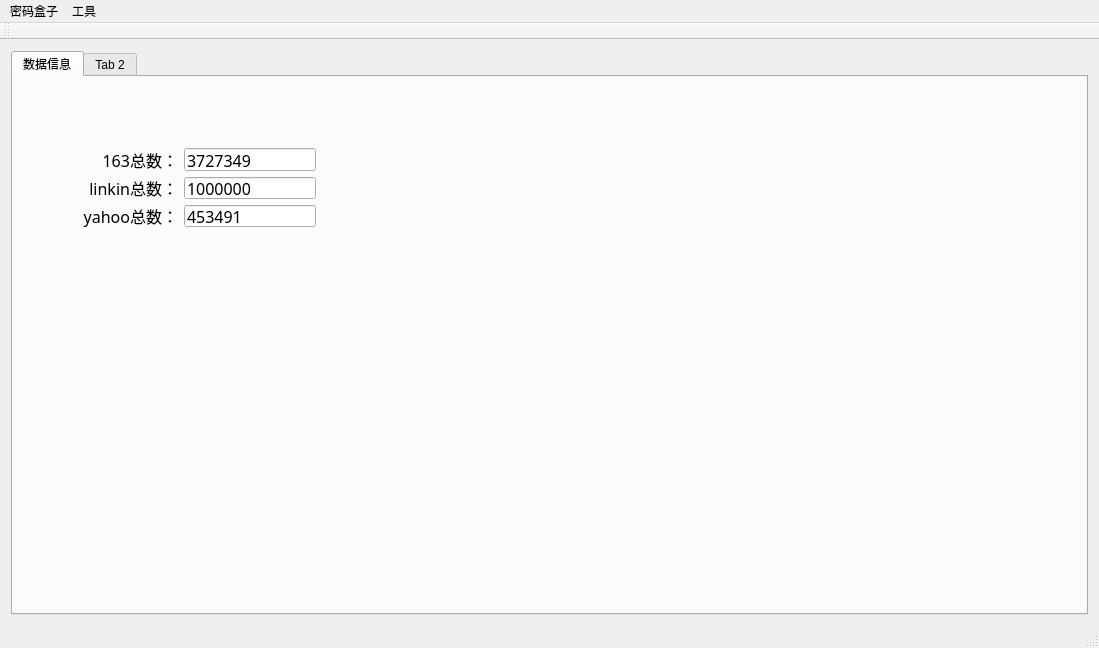
Old version of the form mainwindow.ui in the repository ekkohao/UCAS-PWDBOX.
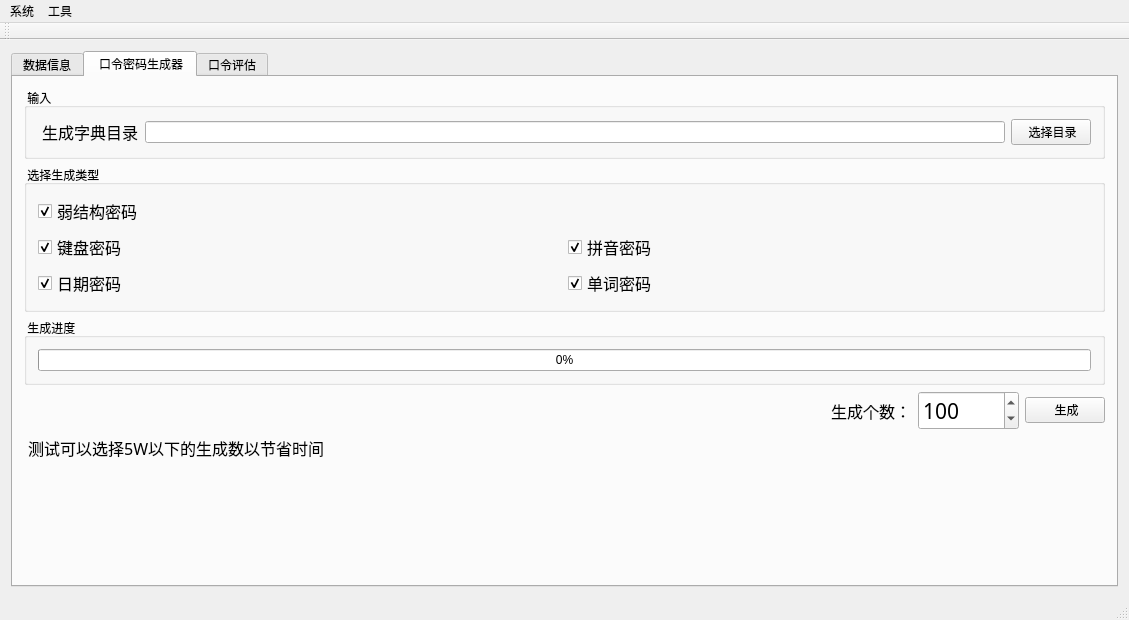
New version of the form. The open tabs and pages were chosen to show the change. Icons and pictures are not drawn.

Patch:
```diff
--- a/mainwindow.ui
+++ b/mainwindow.ui
@@ -6,15 +6,15 @@
    <rect>
     <x>0</x>
     <y>0</y>
-    <width>1099</width>
-    <height>648</height>
+    <width>1129</width>
+    <height>620</height>
    </rect>
   </property>
   <property name="windowTitle">
    <string> 密码盒子</string>
   </property>
   <widget class="QWidget" name="centralWidget">
-   <layout class="QHBoxLayout" name="horizontalLayout">
+   <layout class="QVBoxLayout" name="verticalLayout_4">
     <item>
      <widget class="QTabWidget" name="answerProcess">
       <property name="currentIndex">
@@ -30,23 +30,18 @@
        <attribute name="title">
         <string>数据信息</string>
        </attribute>
-       <widget class="QWidget" name="">
-        <property name="geometry">
-         <rect>
-          <x>50</x>
-          <y>60</y>
-          <width>264</width>
-          <height>101</height>
-         </rect>
-        </property>
-        <layout class="QVBoxLayout" name="verticalLayout">
+       <layout class="QVBoxLayout" name="verticalLayout_8">
+        <item>
+         <layout class="QHBoxLayout" name="horizontalLayout_7" stretch="0,1">
+          <item>
+           <layout class="QVBoxLayout" name="verticalLayout_7">
          <item>
           <layout class="QHBoxLayout" name="horizontalLayout_2">
            <item>
             <widget class="QLabel" name="label">
              <property name="minimumSize">
               <size>
-               <width>104</width>
+                  <width>125</width>
                <height>0</height>
               </size>
              </property>
@@ -95,7 +90,7 @@
             <widget class="QLabel" name="label_2">
              <property name="minimumSize">
               <size>
-               <width>104</width>
+                  <width>125</width>
                <height>0</height>
               </size>
              </property>
@@ -108,7 +103,7 @@
               <enum>Qt::LeftToRight</enum>
              </property>
              <property name="text">
-              <string> linkin总数：</string>
+                 <string> linkedin总数：</string>
              </property>
              <property name="alignment">
               <set>Qt::AlignRight|Qt::AlignTrailing|Qt::AlignVCenter</set>
@@ -138,7 +133,7 @@
             <widget class="QLabel" name="label_3">
              <property name="minimumSize">
               <size>
-               <width>104</width>
+                  <width>125</width>
                <height>0</height>
               </size>
              </property>
@@ -172,12 +167,457 @@
            </item>
           </layout>
          </item>
-        </layout>
-       </widget>
+            <item>
+             <layout class="QVBoxLayout" name="verticalLayout">
+              <item>
+               <spacer name="verticalSpacer">
+                <property name="orientation">
+                 <enum>Qt::Vertical</enum>
+                </property>
+                <property name="sizeHint" stdset="0">
+                 <size>
+                  <width>20</width>
+                  <height>40</height>
+                 </size>
+                </property>
+               </spacer>
+              </item>
+              <item>
+               <layout class="QHBoxLayout" name="horizontalLayout_6">
+                <item>
+                 <spacer name="horizontalSpacer_2">
+                  <property name="orientation">
+                   <enum>Qt::Horizontal</enum>
+                  </property>
+                  <property name="sizeHint" stdset="0">
+                   <size>
+                    <width>40</width>
+                    <height>20</height>
+                   </size>
+                  </property>
+                 </spacer>
+                </item>
+                <item>
+                 <widget class="QLabel" name="label_7">
+                  <property name="font">
+                   <font>
+                    <family>微软雅黑</family>
+                   </font>
+                  </property>
+                  <property name="text">
+                   <string>统计结果基于163的数据
+模版中A表示英文字母
+N表示数字，S表示符号
+Y表示年，M表示月
+D表示天
+中括号内为占总数比例</string>
+                  </property>
+                 </widget>
+                </item>
+               </layout>
+              </item>
+             </layout>
+            </item>
+           </layout>
+          </item>
+          <item>
+           <widget class="QTableWidget" name="tableWidget">
+            <property name="layoutDirection">
+             <enum>Qt::LeftToRight</enum>
+            </property>
+            <property name="autoFillBackground">
+             <bool>true</bool>
+            </property>
+            <property name="textElideMode">
+             <enum>Qt::ElideMiddle</enum>
+            </property>
+            <attribute name="horizontalHeaderCascadingSectionResizes">
+             <bool>true</bool>
+            </attribute>
+            <attribute name="horizontalHeaderDefaultSectionSize">
+             <number>150</number>
+            </attribute>
+            <attribute name="horizontalHeaderMinimumSectionSize">
+             <number>25</number>
+            </attribute>
+            <attribute name="horizontalHeaderStretchLastSection">
+             <bool>true</bool>
+            </attribute>
+            <attribute name="verticalHeaderDefaultSectionSize">
+             <number>40</number>
+            </attribute>
+            <attribute name="verticalHeaderMinimumSectionSize">
+             <number>30</number>
+            </attribute>
+            <column>
+             <property name="text">
+              <string>结构TOP10</string>
+             </property>
+             <property name="font">
+              <font>
+               <weight>75</weight>
+               <bold>true</bold>
+              </font>
+             </property>
+             <property name="textAlignment">
+              <set>AlignLeading|AlignVCenter</set>
+             </property>
+            </column>
+            <column>
+             <property name="text">
+              <string>键盘TOP10</string>
+             </property>
+             <property name="font">
+              <font>
+               <weight>75</weight>
+               <bold>true</bold>
+              </font>
+             </property>
+             <property name="textAlignment">
+              <set>AlignLeading|AlignVCenter</set>
+             </property>
+            </column>
+            <column>
+             <property name="text">
+              <string>日期TOP10</string>
+             </property>
+             <property name="font">
+              <font>
+               <weight>75</weight>
+               <bold>true</bold>
+              </font>
+             </property>
+             <property name="textAlignment">
+              <set>AlignLeading|AlignVCenter</set>
+             </property>
+            </column>
+            <column>
+             <property name="text">
+              <string>拼音TOP10</string>
+             </property>
+             <property name="font">
+              <font>
+               <weight>75</weight>
+               <bold>true</bold>
+              </font>
+             </property>
+             <property name="textAlignment">
+              <set>AlignLeading|AlignVCenter</set>
+             </property>
+            </column>
+            <column>
+             <property name="text">
+              <string>单词TOP10</string>
+             </property>
+             <property name="font">
+              <font>
+               <weight>75</weight>
+               <bold>true</bold>
+              </font>
+             </property>
+             <property name="textAlignment">
+              <set>AlignLeading|AlignVCenter</set>
+             </property>
+            </column>
+           </widget>
+          </item>
+         </layout>
+        </item>
+       </layout>
+      </widget>
+      <widget class="QWidget" name="tabPwdProduce">
+       <attribute name="title">
+        <string> 口令密码生成器</string>
+       </attribute>
+       <layout class="QVBoxLayout" name="verticalLayout_6">
+        <item>
+         <widget class="QGroupBox" name="groupBox_3">
+          <property name="title">
+           <string> 输入</string>
+          </property>
+          <layout class="QVBoxLayout" name="verticalLayout_2">
+           <item>
+            <layout class="QHBoxLayout" name="horizontalLayout">
+             <item>
+              <widget class="QLabel" name="label_4">
+               <property name="maximumSize">
+                <size>
+                 <width>16777215</width>
+                 <height>80</height>
+                </size>
+               </property>
+               <property name="font">
+                <font>
+                 <family>Agency FB</family>
+                 <pointsize>12</pointsize>
+                </font>
+               </property>
+               <property name="text">
+                <string> 生成字典目录</string>
+               </property>
+              </widget>
+             </item>
+             <item>
+              <widget class="QLineEdit" name="lineDic">
+               <property name="readOnly">
+                <bool>true</bool>
+               </property>
+              </widget>
+             </item>
+             <item>
+              <widget class="QPushButton" name="buttonOpenDic">
+               <property name="text">
+                <string> 选择目录</string>
+               </property>
+              </widget>
+             </item>
+            </layout>
+           </item>
+          </layout>
+         </widget>
+        </item>
+        <item>
+         <widget class="QGroupBox" name="groupBox">
+          <property name="title">
+           <string> 选择生成类型</string>
+          </property>
+          <layout class="QVBoxLayout" name="verticalLayout_3">
+           <item>
+            <layout class="QHBoxLayout" name="horizontalLayout_15">
+             <item>
+              <widget class="QCheckBox" name="checkBoxWeak">
+               <property name="font">
+                <font>
+                 <family>Agency FB</family>
+                 <pointsize>12</pointsize>
+                </font>
+               </property>
+               <property name="text">
+                <string>弱结构密码</string>
+               </property>
+               <property name="checked">
+                <bool>true</bool>
+               </property>
+              </widget>
+             </item>
+             <item>
+              <spacer name="horizontalSpacer_3">
+               <property name="orientation">
+                <enum>Qt::Horizontal</enum>
+               </property>
+               <property name="sizeHint" stdset="0">
+                <size>
+                 <width>40</width>
+                 <height>20</height>
+                </size>
+               </property>
+              </spacer>
+             </item>
+            </layout>
+           </item>
+           <item>
+            <layout class="QHBoxLayout" name="horizontalLayout_16">
+             <item>
+              <widget class="QCheckBox" name="checkBoxKB">
+               <property name="font">
+                <font>
+                 <family>Agency FB</family>
+                 <pointsize>12</pointsize>
+                </font>
+               </property>
+               <property name="text">
+                <string>键盘密码</string>
+               </property>
+               <property name="checked">
+                <bool>true</bool>
+               </property>
+              </widget>
+             </item>
+             <item>
+              <widget class="QCheckBox" name="checkBoxPinyin">
+               <property name="font">
+                <font>
+                 <family>Agency FB</family>
+                 <pointsize>12</pointsize>
+                </font>
+               </property>
+               <property name="text">
+                <string>拼音密码</string>
+               </property>
+               <property name="checked">
+                <bool>true</bool>
+               </property>
+              </widget>
+             </item>
+            </layout>
+           </item>
+           <item>
+            <layout class="QHBoxLayout" name="horizontalLayout_12">
+             <item>
+              <widget class="QCheckBox" name="checkBoxDate">
+               <property name="font">
+                <font>
+                 <family>Agency FB</family>
+                 <pointsize>12</pointsize>
+                </font>
+               </property>
+               <property name="text">
+                <string>日期密码</string>
+               </property>
+               <property name="checked">
+                <bool>true</bool>
+               </property>
+              </widget>
+             </item>
+             <item>
+              <widget class="QCheckBox" name="checkBoxWord">
+               <property name="font">
+                <font>
+                 <family>Agency FB</family>
+                 <pointsize>12</pointsize>
+                </font>
+               </property>
+               <property name="text">
+                <string>单词密码</string>
+               </property>
+               <property name="checked">
+                <bool>true</bool>
+               </property>
+              </widget>
+             </item>
+            </layout>
+           </item>
+          </layout>
+         </widget>
+        </item>
+        <item>
+         <widget class="QGroupBox" name="groupBox_2">
+          <property name="title">
+           <string> 生成进度</string>
+          </property>
+          <layout class="QVBoxLayout" name="verticalLayout_5">
+           <item>
+            <widget class="QProgressBar" name="progressBar">
+             <property name="value">
+              <number>0</number>
+             </property>
+            </widget>
+           </item>
+          </layout>
+         </widget>
+        </item>
+        <item>
+         <layout class="QHBoxLayout" name="horizontalLayout_5">
+          <item>
+           <widget class="QLabel" name="labelNote">
+            <property name="font">
+             <font>
+              <family>微软雅黑 Light</family>
+              <pointsize>11</pointsize>
+             </font>
+            </property>
+            <property name="text">
+             <string/>
+            </property>
+           </widget>
+          </item>
+          <item>
+           <spacer name="horizontalSpacer">
+            <property name="orientation">
+             <enum>Qt::Horizontal</enum>
+            </property>
+            <property name="sizeHint" stdset="0">
+             <size>
+              <width>40</width>
+              <height>20</height>
+             </size>
+            </property>
+           </spacer>
+          </item>
+          <item>
+           <widget class="QLabel" name="label_5">
+            <property name="font">
+             <font>
+              <family>Agency FB</family>
+              <pointsize>12</pointsize>
+             </font>
+            </property>
+            <property name="text">
+             <string> 生成个数：</string>
+            </property>
+           </widget>
+          </item>
+          <item>
+           <widget class="QSpinBox" name="spinBoxNum">
+            <property name="font">
+             <font>
+              <family>华文仿宋</family>
+              <pointsize>16</pointsize>
+             </font>
+            </property>
+            <property name="maximum">
+             <number>1000000</number>
+            </property>
+            <property name="singleStep">
+             <number>100</number>
+            </property>
+            <property name="value">
+             <number>100</number>
+            </property>
+           </widget>
+          </item>
+          <item>
+           <widget class="QPushButton" name="buttonProduce">
+            <property name="minimumSize">
+             <size>
+              <width>0</width>
+              <height>0</height>
+             </size>
+            </property>
+            <property name="maximumSize">
+             <size>
+              <width>80</width>
+              <height>16777215</height>
+             </size>
+            </property>
+            <property name="text">
+             <string> 生成</string>
+            </property>
+           </widget>
+          </item>
+         </layout>
+        </item>
+        <item>
+         <widget class="QLabel" name="label_6">
+          <property name="font">
+           <font>
+            <family>微软雅黑 Light</family>
+            <pointsize>12</pointsize>
+           </font>
+          </property>
+          <property name="text">
+           <string> 测试可以选择5W以下的生成数以节省时间</string>
+          </property>
+         </widget>
+        </item>
+        <item>
+         <spacer name="verticalSpacer_2">
+          <property name="orientation">
+           <enum>Qt::Vertical</enum>
+          </property>
+          <property name="sizeHint" stdset="0">
+           <size>
+            <width>20</width>
+            <height>124</height>
+           </size>
+          </property>
+         </spacer>
+        </item>
+       </layout>
       </widget>
       <widget class="QWidget" name="tab_2">
        <attribute name="title">
-        <string>Tab 2</string>
+        <string>口令评估</string>
        </attribute>
       </widget>
      </widget>
@@ -189,13 +629,13 @@
     <rect>
      <x>0</x>
      <y>0</y>
-     <width>1099</width>
+     <width>1129</width>
      <height>23</height>
     </rect>
    </property>
    <widget class="QMenu" name="menu">
     <property name="title">
-     <string>密码盒子</string>
+     <string>系统</string>
     </property>
    </widget>
    <widget class="QMenu" name="menu_2">
```
Left out of the diff: 88 changed lines with no effect on the pictures. Lines whose indentation alone changed are shown as unchanged.
